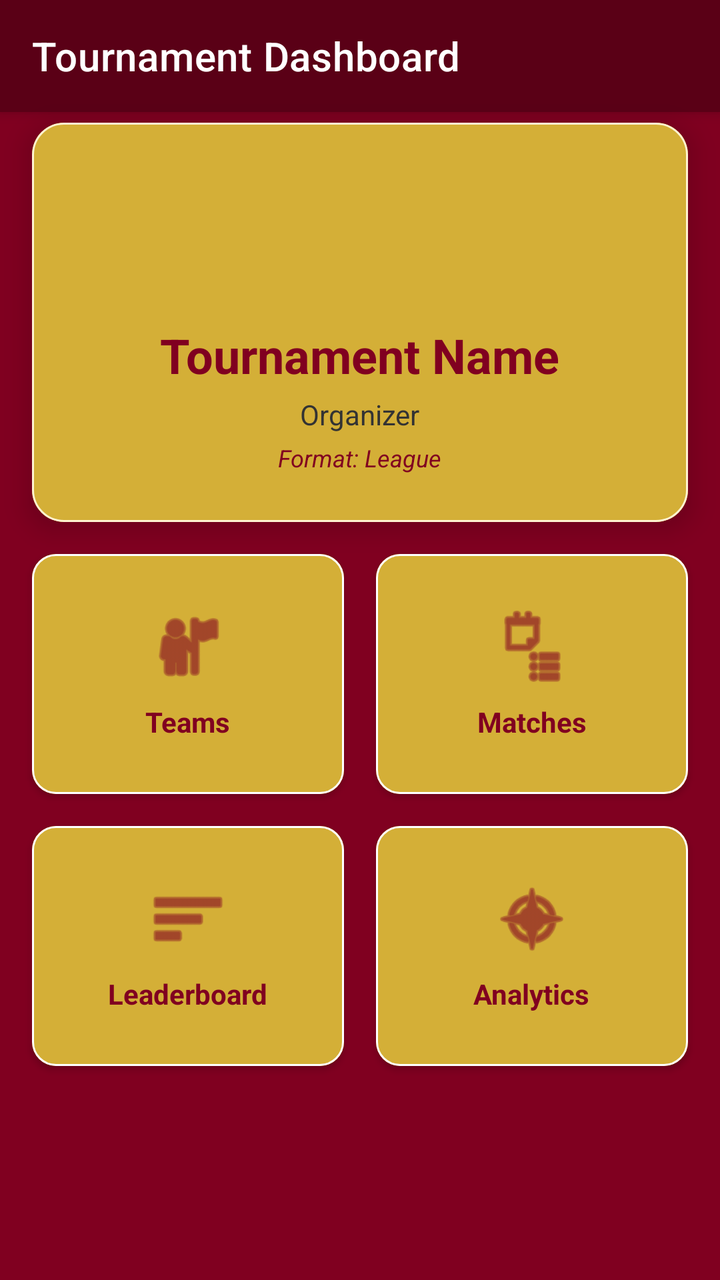
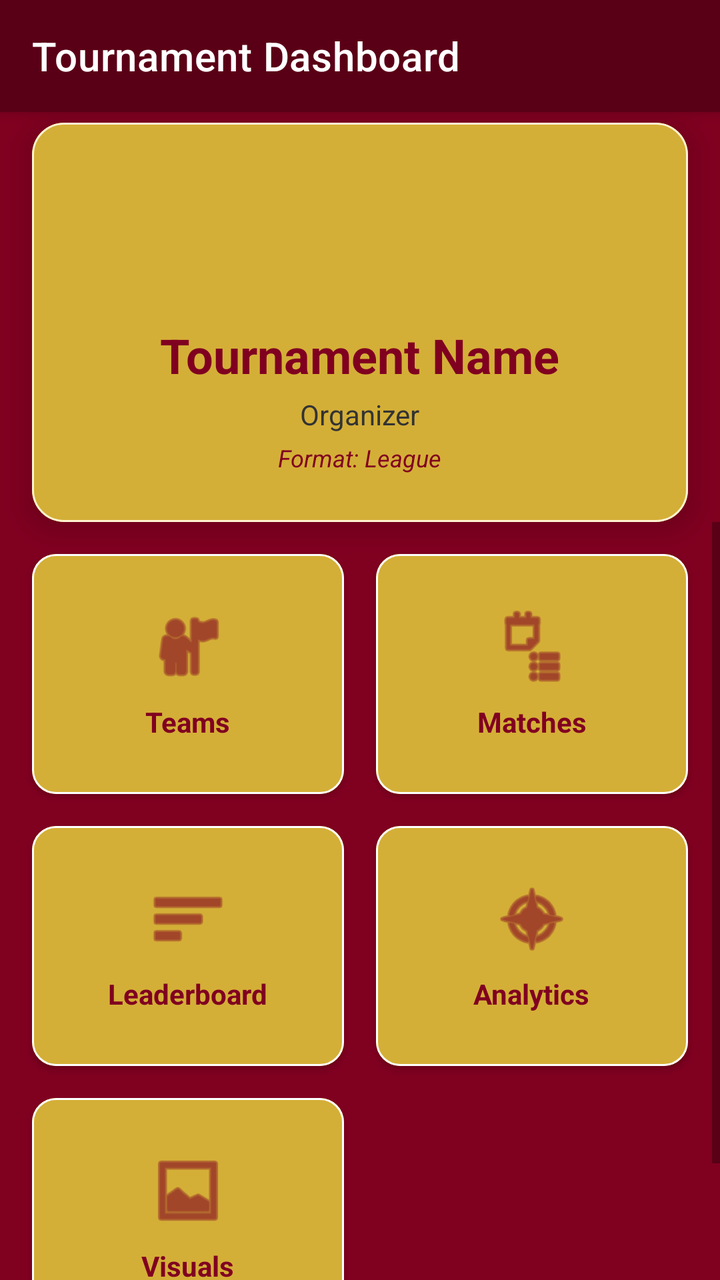

An Android layout rendered at two revisions. The XML below is the earlier revision; the diff shows what the commit changed to produce the second picture.
<!-- AndroidManifest.xml: application theme Theme.KickOff -->
<!-- res/layout/activity_tournament_detail.xml -->
<androidx.constraintlayout.widget.ConstraintLayout xmlns:android="http://schemas.android.com/apk/res/android"
    xmlns:app="http://schemas.android.com/apk/res-auto"
    android:layout_width="match_parent"
    android:layout_height="match_parent"
    android:background="@color/primaryMaroon">

    <com.google.android.material.appbar.MaterialToolbar
        android:id="@+id/toolbar"
        android:layout_width="match_parent"
        android:layout_height="?attr/actionBarSize"
        android:background="@color/darkMaroon"
        android:elevation="4dp"
        android:theme="@style/ThemeOverlay.MaterialComponents.Dark.ActionBar"
        app:layout_constraintTop_toTopOf="parent"
        app:title="Tournament Dashboard"
        app:titleCentered="@android:bool/config_enableMaterialDesignInPackageInstaller"
        app:titleTextColor="@color/white" />

    <View
        android:id="@+id/headerBg"
        android:layout_width="match_parent"
        android:layout_height="210dp"
        android:background="@color/primaryMaroon"
        app:layout_constraintTop_toBottomOf="@id/toolbar" />

    <com.google.android.material.card.MaterialCardView
        android:id="@+id/cardInfo"
        android:layout_width="match_parent"
        android:layout_height="wrap_content"
        android:layout_margin="16dp"
        app:cardCornerRadius="16dp"
        app:cardElevation="8dp"
        app:strokeColor="@color/lightGold"
        app:strokeWidth="1dp"
        app:layout_constraintTop_toBottomOf="@id/toolbar"
        app:layout_constraintBottom_toBottomOf="@id/headerBg">

        <LinearLayout
            android:layout_width="match_parent"
            android:layout_height="wrap_content"
            android:gravity="center"
            android:orientation="vertical"
            android:background="@color/accentGold"
            android:padding="24dp">

            <ImageView
                android:layout_width="64dp"
                android:layout_height="64dp"
                android:layout_marginBottom="12dp"
                android:src="@mipmap/ic_launcher" />

            <TextView
                android:id="@+id/tvTournamentName"
                android:layout_width="wrap_content"
                android:layout_height="wrap_content"
                android:text="Tournament Name"
                android:textAlignment="center"
                android:textColor="@color/primaryMaroon"
                android:textSize="24sp"
                android:textStyle="bold" />

            <TextView
                android:id="@+id/tvOrganizer"
                android:layout_width="wrap_content"
                android:layout_height="wrap_content"
                android:layout_marginTop="4dp"
                android:text="Organizer"
                android:textColor="@color/darkGrey"
                android:textSize="14sp" />

            <TextView
                android:id="@+id/tvFormat"
                android:layout_width="wrap_content"
                android:layout_height="wrap_content"
                android:layout_marginTop="4dp"
                android:text="Format: League"
                android:textColor="@color/primaryMaroon"
                android:textSize="12sp"
                android:textStyle="italic" />
        </LinearLayout>
    </com.google.android.material.card.MaterialCardView>

    <ScrollView
        android:layout_width="match_parent"
        android:layout_height="0dp"
        app:layout_constraintBottom_toBottomOf="parent"
        app:layout_constraintTop_toBottomOf="@id/cardInfo">

        <LinearLayout
            android:layout_width="match_parent"
            android:layout_height="wrap_content"
            android:orientation="vertical"
            android:paddingBottom="24dp">

            
            <com.google.android.material.card.MaterialCardView
                android:id="@+id/cardChampion"
                android:layout_width="match_parent"
                android:layout_height="wrap_content"
                android:layout_marginHorizontal="16dp"
                android:layout_marginBottom="8dp"
                android:visibility="gone"
                app:cardCornerRadius="16dp"
                app:cardElevation="4dp"
                app:strokeColor="@color/accentGold"
                app:strokeWidth="2dp">
                <LinearLayout
                    android:layout_width="match_parent"
                    android:layout_height="wrap_content"
                    android:background="@color/darkMaroon"
                    android:gravity="center"
                    android:orientation="vertical"
                    android:padding="20dp">
                    <TextView
                        android:layout_width="wrap_content"
                        android:layout_height="wrap_content"
                        android:text="🏆 TOURNAMENT CHAMPION 🏆"
                        android:textColor="@color/accentGold"
                        android:textSize="14sp"
                        android:textStyle="bold" />
                    <TextView
                        android:id="@+id/tvChampionName"
                        android:layout_width="wrap_content"
                        android:layout_height="wrap_content"
                        android:layout_marginTop="8dp"
                        android:text="Team Name"
                        android:textColor="@color/white"
                        android:textSize="22sp"
                        android:textStyle="bold" />
                </LinearLayout>
            </com.google.android.material.card.MaterialCardView>

            <GridLayout
                android:layout_width="match_parent"
                android:layout_height="wrap_content"
                android:layout_margin="8dp"
                android:columnCount="2"
                android:rowCount="2">

                <com.google.android.material.card.MaterialCardView
                    android:id="@+id/btnTeamsCard"
                    android:layout_width="0dp"
                    android:layout_height="120dp"
                    android:layout_columnWeight="1"
                    android:layout_margin="8dp"
                    android:clickable="true"
                    android:focusable="true"
                    app:strokeWidth="1dp"
                    app:strokeColor="@color/white"
                    app:cardCornerRadius="12dp"
                    app:cardElevation="2dp">

                    <LinearLayout
                        android:layout_width="match_parent"
                        android:layout_height="match_parent"
                        android:gravity="center"
                        android:background="@color/accentGold"
                        android:orientation="vertical">

                        <ImageView
                            android:layout_width="40dp"
                            android:layout_height="40dp"
                            android:src="@android:drawable/ic_menu_myplaces"
                            app:tint="@color/primaryMaroon" />

                        <TextView
                            android:layout_width="wrap_content"
                            android:layout_height="wrap_content"
                            android:layout_marginTop="8dp"
                            android:text="Teams"
                            android:textColor="@color/primaryMaroon"
                            android:textStyle="bold" />
                    </LinearLayout>
                </com.google.android.material.card.MaterialCardView>

                <com.google.android.material.card.MaterialCardView
                    android:id="@+id/btnMatchesCard"
                    android:layout_width="0dp"
                    android:layout_height="120dp"
                    android:layout_columnWeight="1"
                    android:layout_margin="8dp"
                    android:clickable="true"
                    android:focusable="true"
                    app:strokeWidth="1dp"
                    app:strokeColor="@color/white"
                    app:cardCornerRadius="12dp"
                    app:cardElevation="2dp">

                    <LinearLayout
                        android:layout_width="match_parent"
                        android:layout_height="match_parent"
                        android:gravity="center"
                        android:background="@color/accentGold"
                        android:orientation="vertical">

                        <ImageView
                            android:layout_width="40dp"
                            android:layout_height="40dp"
                            android:src="@android:drawable/ic_menu_agenda"
                            app:tint="@color/primaryMaroon" />

                        <TextView
                            android:layout_width="wrap_content"
                            android:layout_height="wrap_content"
                            android:layout_marginTop="8dp"
                            android:text="Matches"
                            android:textColor="@color/primaryMaroon"
                            android:textStyle="bold" />
                    </LinearLayout>
                </com.google.android.material.card.MaterialCardView>

                <com.google.android.material.card.MaterialCardView
                    android:id="@+id/btnLeaderboardCard"
                    android:layout_width="0dp"
                    android:layout_height="120dp"
                    android:layout_columnWeight="1"
                    android:layout_margin="8dp"
                    android:clickable="true"
                    android:focusable="true"
                    app:strokeWidth="1dp"
                    app:strokeColor="@color/white"
                    app:cardCornerRadius="12dp"
                    app:cardElevation="2dp">

                    <LinearLayout
                        android:layout_width="match_parent"
                        android:layout_height="match_parent"
                        android:gravity="center"
                        android:background="@color/accentGold"
                        android:orientation="vertical">

                        <ImageView
                            android:layout_width="40dp"
                            android:layout_height="40dp"
                            android:src="@android:drawable/ic_menu_sort_by_size"
                            app:tint="@color/primaryMaroon" />

                        <TextView
                            android:layout_width="wrap_content"
                            android:layout_height="wrap_content"
                            android:layout_marginTop="8dp"
                            android:text="Leaderboard"
                            android:textColor="@color/primaryMaroon"
                            android:textStyle="bold" />
                    </LinearLayout>
                </com.google.android.material.card.MaterialCardView>

                <com.google.android.material.card.MaterialCardView
                    android:id="@+id/btnAnalyticsCard"
                    android:layout_width="0dp"
                    android:layout_height="120dp"
                    android:layout_columnWeight="1"
                    android:layout_margin="8dp"
                    android:clickable="true"
                    android:focusable="true"
                    app:strokeWidth="1dp"
                    app:strokeColor="@color/white"
                    app:cardCornerRadius="12dp"
                    app:cardElevation="2dp">

                    <LinearLayout
                        android:layout_width="match_parent"
                        android:layout_height="match_parent"
                        android:gravity="center"
                        android:background="@color/accentGold"
                        android:orientation="vertical">

                        <ImageView
                            android:layout_width="40dp"
                            android:layout_height="40dp"
                            android:src="@android:drawable/ic_menu_compass"
                            app:tint="@color/primaryMaroon" />

                        <TextView
                            android:layout_width="wrap_content"
                            android:layout_height="wrap_content"
                            android:layout_marginTop="8dp"
                            android:text="Analytics"
                            android:textColor="@color/primaryMaroon"
                            android:textStyle="bold" />
                    </LinearLayout>
                </com.google.android.material.card.MaterialCardView>

            </GridLayout>
        </LinearLayout>
    </ScrollView>

</androidx.constraintlayout.widget.ConstraintLayout>
<!-- resources referenced by this layout -->
<resources>
  <color name="accentGold">#D4AF37</color>
  <color name="darkGrey">#333333</color>
  <color name="darkMaroon">#5A0016</color>
  <color name="lightGold">#FFF4D1</color>
  <color name="primaryMaroon">#800020</color>
  <color name="white">#FFFFFF</color>
  <!-- mipmap ic_launcher (mipmap-anydpi-v26) -->
  <?xml version="1.0" encoding="utf-8"?>
  <adaptive-icon xmlns:android="http://schemas.android.com/apk/res/android">
      <background android:drawable="@drawable/ic_launcher_background"/>
      <foreground android:drawable="@mipmap/ic_launcher_foreground"/>
      <monochrome android:drawable="@mipmap/ic_launcher_foreground"/>
  </adaptive-icon>
  <style name="Theme.KickOff" parent="Theme.MaterialComponents.DayNight.NoActionBar">
          <item name="colorPrimary">@color/primaryMaroon</item>
          <item name="colorPrimaryVariant">@color/darkMaroon</item>
          <item name="colorOnPrimary">@color/white</item>
          <item name="colorSecondary">@color/accentGold</item>
      </style>
  <!-- drawable ic_launcher_background: vector/xml drawable (drawable, 4866 chars, omitted) -->
</resources>

<!-- the commit's change to res/layout/activity_tournament_detail.xml (unified diff, before → after) -->
@@ -281,6 +281,42 @@
                     </LinearLayout>
                 </com.google.android.material.card.MaterialCardView>
 
+                <com.google.android.material.card.MaterialCardView
+                    android:id="@+id/btnVisualsCard"
+                    android:layout_width="0dp"
+                    android:layout_height="120dp"
+                    android:layout_columnWeight="1"
+                    android:layout_margin="8dp"
+                    android:clickable="true"
+                    android:focusable="true"
+                    app:strokeWidth="1dp"
+                    app:strokeColor="@color/white"
+                    app:cardCornerRadius="12dp"
+                    app:cardElevation="2dp">
+
+                    <LinearLayout
+                        android:layout_width="match_parent"
+                        android:layout_height="match_parent"
+                        android:gravity="center"
+                        android:background="@color/accentGold"
+                        android:orientation="vertical">
+
+                        <ImageView
+                            android:layout_width="40dp"
+                            android:layout_height="40dp"
+                            android:src="@android:drawable/ic_menu_gallery"
+                            app:tint="@color/primaryMaroon" />
+
+                        <TextView
+                            android:layout_width="wrap_content"
+                            android:layout_height="wrap_content"
+                            android:layout_marginTop="8dp"
+                            android:text="Visuals"
+                            android:textColor="@color/primaryMaroon"
+                            android:textStyle="bold" />
+                    </LinearLayout>
+                </com.google.android.material.card.MaterialCardView>
+
             </GridLayout>
         </LinearLayout>
     </ScrollView>
